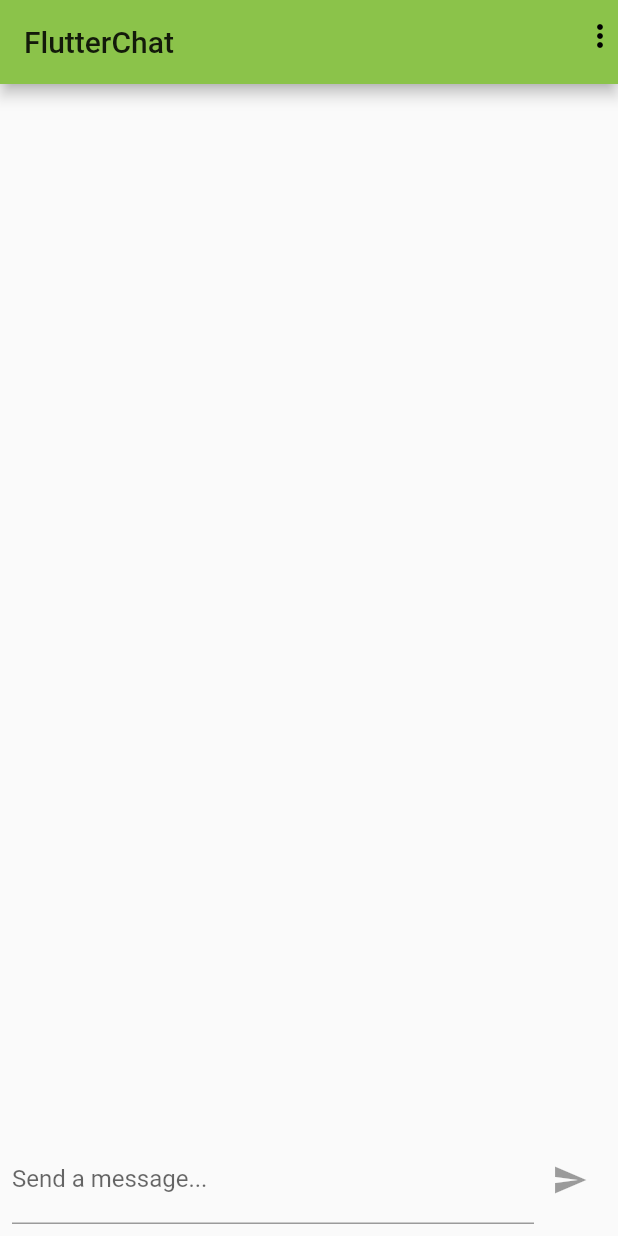
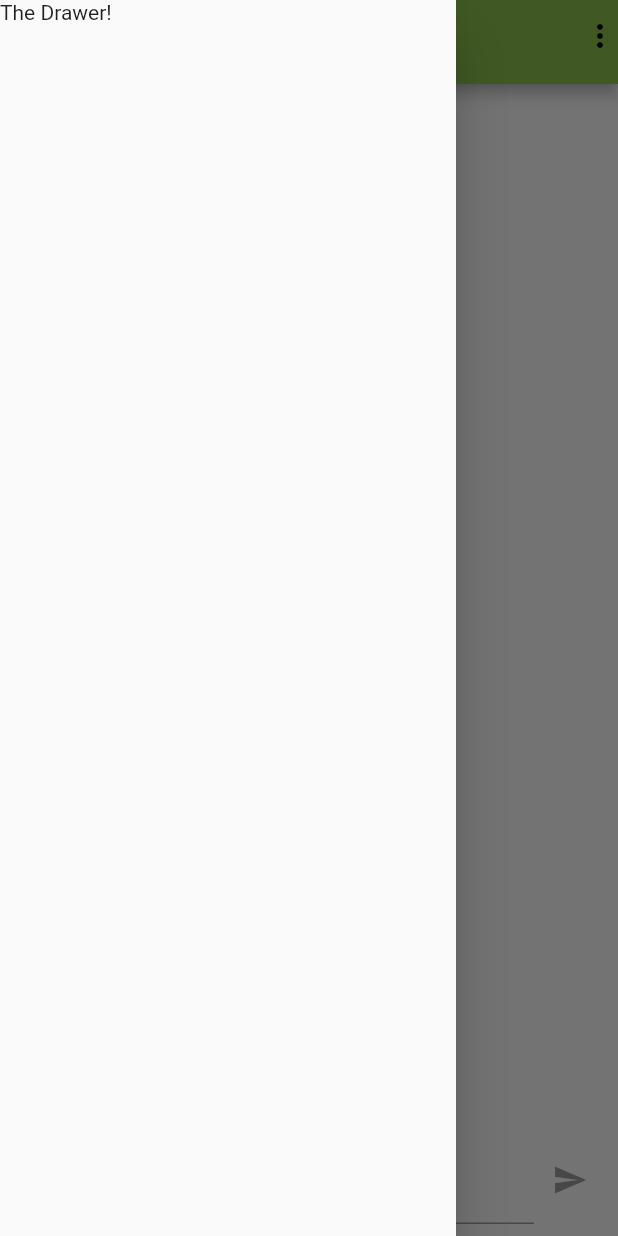
Before and after one commit to iVite/FlutterMobileApp, a Flutter app: the screen it shows once a user with an empty profile is signed in, with the side drawer open (before the commit the screen has no drawer), on a phone screen of 412 x 824 dp. Run offline on Flutter 3.47's test engine with Material 2 defaults, Android fonts, the phone set to English and light mode, and no system bars; our stand-ins replace cloud_firestore, email_validator, firebase_auth, firebase_core, firebase_messaging, firebase_storage and 1 more; missing offline and left inert: polls; accounts and stored records are empty.

Commit message:
added drawer to chat screen

```diff
--- a/lib/screens/chat_screen.dart
+++ b/lib/screens/chat_screen.dart
@@ -63,6 +63,9 @@ class _ChatScreenState extends State<ChatScreen> {
           ),
         ],
       ),
+      drawer: Drawer(
+        child: Text("The Drawer!"),
+      ),
       body: Container(
         child: Column(
           children: <Widget>[
--- a/lib/screens/poll_screen.dart
+++ b/lib/screens/poll_screen.dart
@@ -1,5 +1,7 @@
 import 'package:flutter/material.dart';
 import 'package:polls/polls.dart';
+import 'package:cloud_firestore/cloud_firestore.dart';
+import 'package:firebase_auth/firebase_auth.dart';
 
 class PollScreen extends StatefulWidget {
   PollScreen({Key key, this.title}) : super(key: key);
@@ -34,6 +36,7 @@ class _PollScreenState extends State<PollScreen> {
 
   @override
   Widget build(BuildContext context) {
+    // final user = FirebaseAuth.instance.currentUser;
     return MaterialApp(
         home: Scaffold(
             appBar: AppBar(
```
